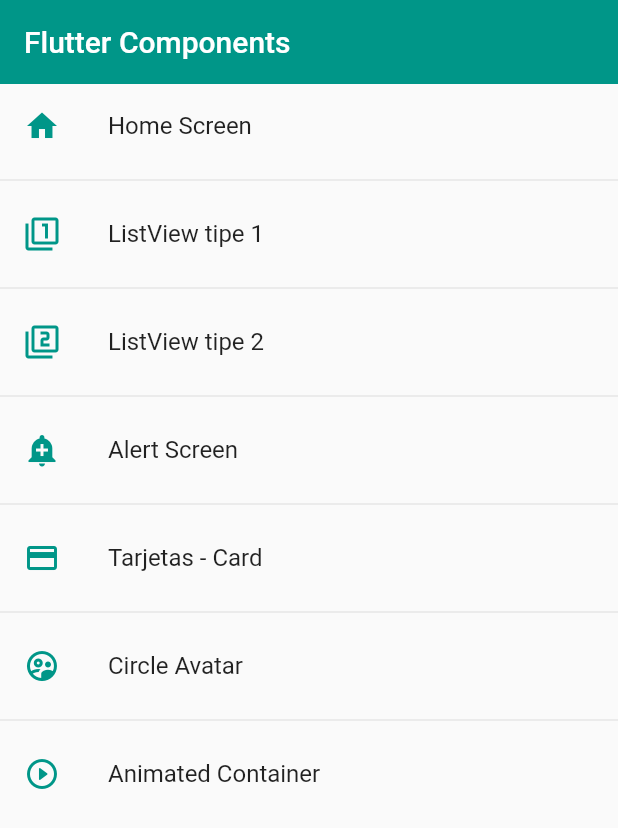
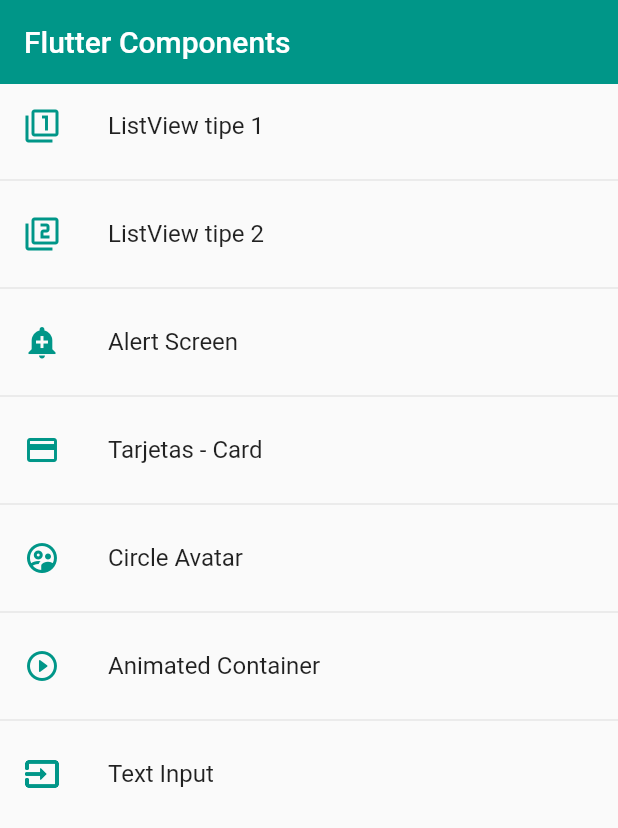
Before and after one commit to bastndev/Flutter-ListView-1, a Flutter app: the screen it shows after launch, on a phone screen of 412 x 824 dp. Shown: the top 828 px of the screen. Run offline on Flutter 3.47's test engine with Material 2 defaults, Android fonts, the phone set to English and light mode, and no system bars.

```diff
--- a/lib/router/app_routers.dart
+++ b/lib/router/app_routers.dart
@@ -8,11 +8,11 @@ class AppRoutes {
   static const initialRoute = 'home';
 
   static final menuOptions = <MenuOptions>[
-    MenuOptions(
-        route: 'home',
-        name: 'Home Screen',
-        screen: const HomeScreen(),
-        icon: Icons.home),
+    // MenuOptions(
+    //     route: 'home',
+    //     name: 'Home Screen',
+    //     screen: const HomeScreen(),
+    //     icon: Icons.home),
     MenuOptions(
         route: 'ListView1',
         name: 'ListView tipe 1',
@@ -43,10 +43,16 @@ class AppRoutes {
         name: 'Animated Container',
         screen: const AnimatedScreen(),
         icon: Icons.play_circle_outline_rounded),
+    MenuOptions(
+        route: 'Inputs',
+        name: 'Text Input',
+        screen: const InputssScreen(),
+        icon: Icons.input_outlined),
   ];
 
   static Map<String, Widget Function(BuildContext)> getAppRoutes() {
     Map<String, Widget Function(BuildContext)> appRoutes = {};
+      appRoutes.addAll({'home': (BuildContext context) => const HomeScreen()});
 
     for (final option in menuOptions) {
       appRoutes.addAll({option.route: (BuildContext context) => option.screen});
--- a/lib/screens/animated_screen.dart
+++ b/lib/screens/animated_screen.dart
@@ -39,6 +39,7 @@ class _AnimatedScreenState extends State<AnimatedScreen> {
       body: Center(
         child: AnimatedContainer(
             duration: const Duration(milliseconds: 500),
+            curve: Curves.easeOutCubic,
             width: _width,
             height: _height,
             decoration: BoxDecoration(
--- a/lib/screens/screens.dart
+++ b/lib/screens/screens.dart
@@ -1,4 +1,6 @@
 
+
+export 'package:github_flutter_1/screens/inputs_screen.dart';
 export 'package:github_flutter_1/screens/animated_screen.dart';
 export 'package:github_flutter_1/screens/avatar_screen.dart';
 export 'package:github_flutter_1/screens/alert_screen.dart';
```
Also changed, not shown: lib/screens/inputs_screen.dart (added, +30 -0 lines).
